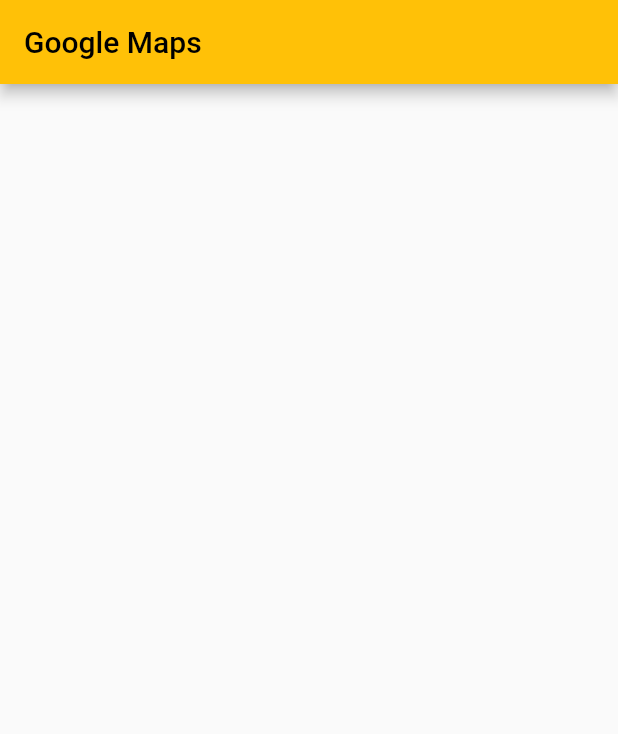
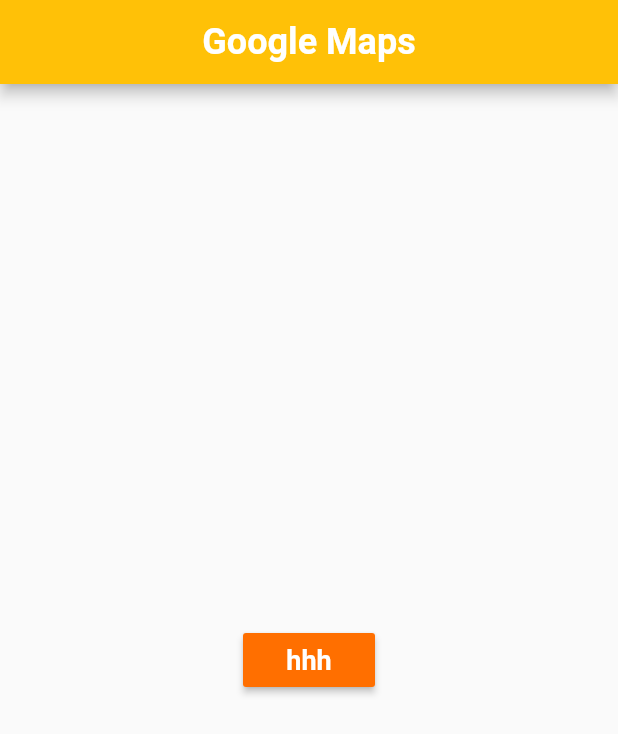
Before and after one commit to Hossamkarwya/myProject, a Flutter app: the screen it shows after launch, on a phone screen of 412 x 824 dp. Shown: the top 734 px of the screen. Run offline on Flutter 3.47's test engine with Material 2 defaults, Android fonts, the phone set to English and light mode, and no system bars; our stand-ins replace geolocator.

Commit message:
Make Themes in main.dart

```diff
--- a/map_test/lib/homePage.dart
+++ b/map_test/lib/homePage.dart
@@ -1,3 +1,5 @@
+// ignore_for_file: prefer_const_constructors, unused_import, deprecated_member_use
+
 import 'package:flutter/material.dart';
 import 'package:geolocator/geolocator.dart';
 
@@ -13,6 +15,23 @@ class _HomePageState extends State<HomePage> {
   Widget build(BuildContext context) {
     return  Scaffold(
       appBar: AppBar(title: Text('Google Maps'),),
+      body: Center(
+        child: Column(
+          mainAxisAlignment: MainAxisAlignment.center,
+          crossAxisAlignment: CrossAxisAlignment.center,
+          children: [
+            MaterialButton(onPressed: () {
+
+            // ignore: sort_child_properties_last
+            }, child: Text('hhh',
+            style: Theme.of(context).textTheme.button,
+            ),
+            color: Theme.of(context).buttonColor,
+            ),
+          ],
+
+        ),
+      ),
     );
   }
 }
--- a/map_test/lib/main.dart
+++ b/map_test/lib/main.dart
@@ -1,3 +1,5 @@
+// ignore_for_file: prefer_const_constructors, duplicate_ignore, deprecated_member_use
+
 import 'package:flutter/material.dart';
 
 import 'homePage.dart';
@@ -14,7 +16,17 @@ class MyApp extends StatelessWidget {
     return MaterialApp(
       title: 'Map',
       theme: ThemeData(
+        // ignore: prefer_const_constructors
+        appBarTheme: AppBarTheme(
+          titleTextStyle: TextStyle(color: Colors.white,fontSize: 24,fontWeight: FontWeight.bold),
+          centerTitle: true,
+          ),
       primarySwatch: Colors.amber,
+      primaryColor: Colors.red,
+      buttonColor: Colors.amber[900],
+      textTheme: TextTheme(
+        button: TextStyle(fontSize: 18,fontWeight: FontWeight.bold,color: Colors.white),
+      ),
       ),
       home: HomePage(),
     );
```
